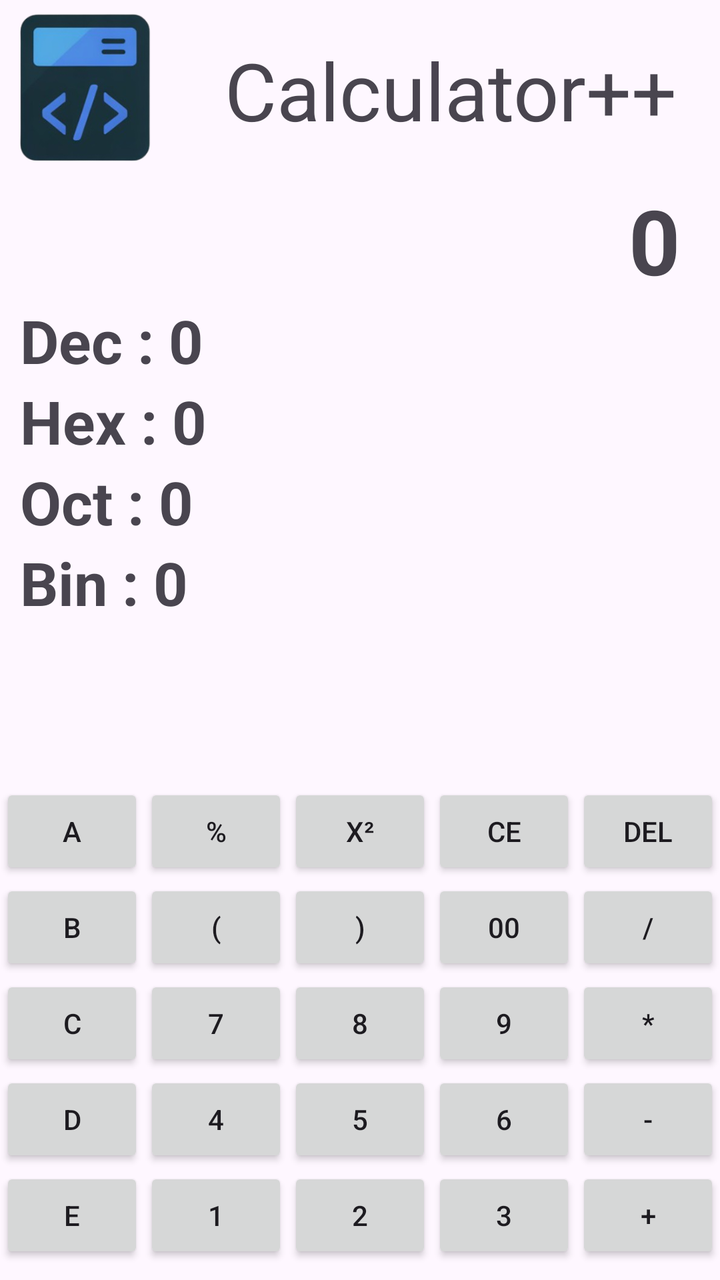
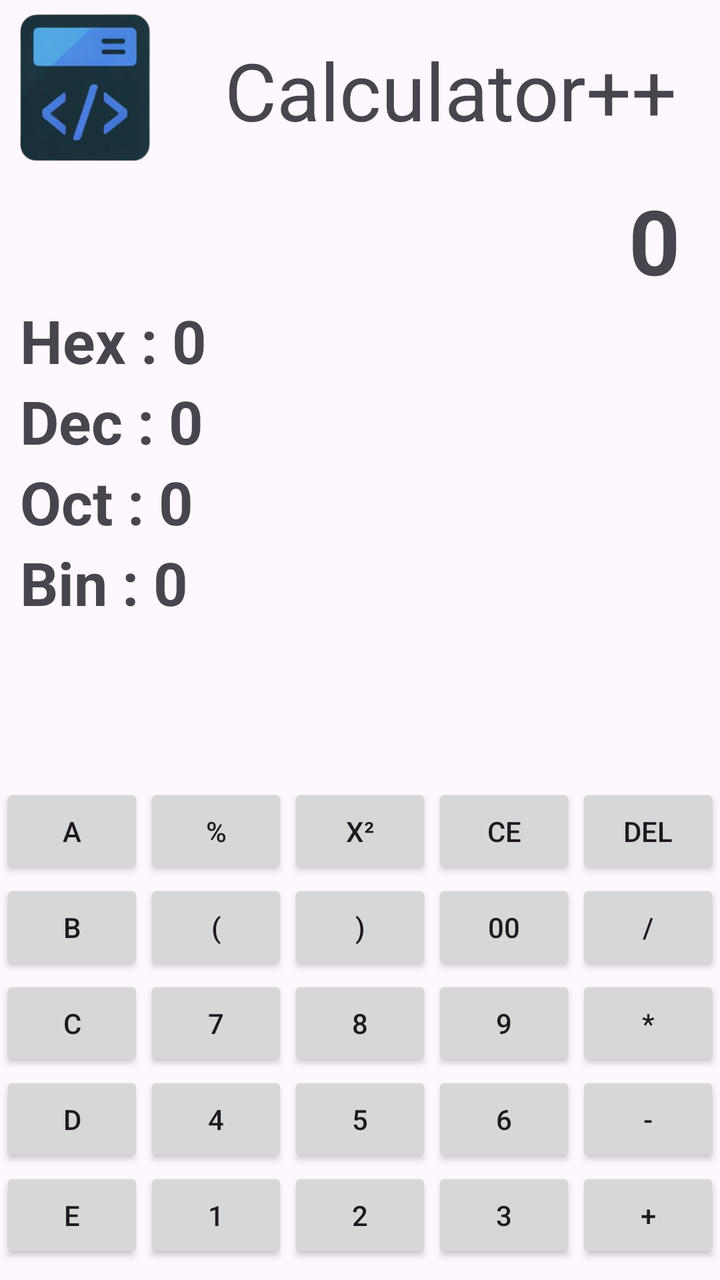

An Android layout rendered at two revisions. The XML below is the earlier revision; the diff shows what the commit changed to produce the second picture.
<!-- AndroidManifest.xml: application theme Theme.JavaLearningApp -->
<!-- res/layout/activity_calculator.xml -->
<?xml version="1.0" encoding="utf-8"?>
<LinearLayout xmlns:android="http://schemas.android.com/apk/res/android"
    xmlns:app="http://schemas.android.com/apk/res-auto"
    xmlns:tools="http://schemas.android.com/tools"
    android:id="@+id/main"
    android:layout_width="match_parent"
    android:layout_height="match_parent"
    android:orientation="vertical"
    tools:context=".CalculatorActivity">

    <LinearLayout
        android:layout_width="match_parent"
        android:layout_height="wrap_content"
        android:gravity="center"
        android:orientation="horizontal">

        <ImageView
            android:layout_width="90dp"
            android:layout_height="90dp"
            android:layout_weight="0"
            android:src="@drawable/logo" />

        <TextView
            android:layout_width="wrap_content"
            android:layout_height="wrap_content"
            android:layout_weight="1"
            android:textSize="40dp"
            android:gravity="center"
            android:text="Calculator++" />

    </LinearLayout>
    
    <TextView
        android:layout_width="match_parent"
        android:layout_height="wrap_content"
        android:gravity="end"
        android:textStyle="bold"
        android:textSize="45dp"
        android:layout_marginEnd="20dp"
        android:text="0"/>
    
    <LinearLayout
        android:layout_width="match_parent"
        android:layout_height="wrap_content"
        android:orientation="vertical"
        android:layout_marginLeft="10dp"
        >

        <TextView
            android:layout_width="wrap_content"
            android:layout_height="wrap_content"
            android:textStyle="bold"
            android:id="@+id/decText"
            android:textSize="30dp"
            android:text="Dec : 0"/>
        <TextView
            android:layout_width="wrap_content"
            android:id="@+id/hexText"
            android:layout_height="wrap_content"
            android:textStyle="bold"
            android:textSize="30dp"
            android:text="Hex : 0"/>
        <TextView
            android:layout_width="wrap_content"
            android:layout_height="wrap_content"
            android:id="@+id/octText"
            android:textStyle="bold"
            android:textSize="30dp"
            android:text="Oct : 0"/>
        <TextView
            android:layout_width="wrap_content"
            android:layout_height="wrap_content"
            android:textStyle="bold"
            android:id="@+id/binText"
            android:textSize="30dp"
            android:text="Bin : 0"/>
        
    </LinearLayout>

    <TextView
        android:layout_width="match_parent"
        android:layout_height="wrap_content"
        android:text=""
        android:textSize="30dp"
        android:layout_margin="10dp"
        />

    <LinearLayout
        android:layout_width="match_parent"
        android:layout_height="wrap_content"
        android:layout_marginTop="20dp"
        android:orientation="horizontal">

        
        <LinearLayout
            android:layout_width="0dp"
            android:layout_height="wrap_content"
            android:orientation="vertical"
            android:layout_weight="1">

            <Button android:id="@+id/ButtonA" android:layout_width="match_parent" android:layout_height="wrap_content" android:text="A"/>
            <Button android:id="@+id/ButtonB" android:layout_width="match_parent" android:layout_height="wrap_content" android:text="B"/>
            <Button android:id="@+id/ButtonC" android:layout_width="match_parent" android:layout_height="wrap_content" android:text="C"/>
            <Button android:id="@+id/ButtonD" android:layout_width="match_parent" android:layout_height="wrap_content" android:text="D"/>
            <Button android:id="@+id/ButtonE" android:layout_width="match_parent" android:layout_height="wrap_content" android:text="E"/>
            <Button android:id="@+id/ButtonF" android:layout_width="match_parent" android:layout_height="wrap_content" android:text="F"/>
        </LinearLayout>

        
        <LinearLayout
            android:layout_width="0dp"
            android:layout_height="wrap_content"
            android:orientation="vertical"
            android:layout_weight="1">

            <Button android:id="@+id/ButtonModulo" android:layout_width="match_parent" android:layout_height="wrap_content" android:text="%"/>
            <Button android:id="@+id/ButtonPLeft" android:layout_width="match_parent" android:layout_height="wrap_content" android:text="("/>
            <Button android:id="@+id/Button7" android:layout_width="match_parent" android:layout_height="wrap_content" android:text="7"/>
            <Button android:id="@+id/Button4" android:layout_width="match_parent" android:layout_height="wrap_content" android:text="4"/>
            <Button android:id="@+id/Button1" android:layout_width="match_parent" android:layout_height="wrap_content" android:text="1"/>
            <Button android:id="@+id/ButtonPlusMinus" android:layout_width="match_parent" android:layout_height="wrap_content" android:text="+/-"/>
        </LinearLayout>

        
        <LinearLayout
            android:layout_width="0dp"
            android:layout_height="wrap_content"
            android:orientation="vertical"
            android:layout_weight="1">

            <Button android:id="@+id/ButtonSquare" android:layout_width="match_parent" android:layout_height="wrap_content" android:text="x²"/>
            <Button android:id="@+id/ButtonPright" android:layout_width="match_parent" android:layout_height="wrap_content" android:text=")"/>
            <Button android:id="@+id/Button8" android:layout_width="match_parent" android:layout_height="wrap_content" android:text="8"/>
            <Button android:id="@+id/Button5" android:layout_width="match_parent" android:layout_height="wrap_content" android:text="5"/>
            <Button android:id="@+id/Button2" android:layout_width="match_parent" android:layout_height="wrap_content" android:text="2"/>
            <Button android:id="@+id/Button0" android:layout_width="match_parent" android:layout_height="wrap_content" android:text="0"/>
        </LinearLayout>

        
        <LinearLayout
            android:layout_width="0dp"
            android:layout_height="wrap_content"
            android:orientation="vertical"
            android:layout_weight="1">

            <Button android:id="@+id/ButtonReset" android:layout_width="match_parent" android:layout_height="wrap_content" android:text="CE"/>
            <Button android:id="@+id/Button00" android:layout_width="match_parent" android:layout_height="wrap_content" android:text="00"/>
            <Button android:id="@+id/Button9" android:layout_width="match_parent" android:layout_height="wrap_content" android:text="9"/>
            <Button android:id="@+id/Button6" android:layout_width="match_parent" android:layout_height="wrap_content" android:text="6"/>
            <Button android:id="@+id/Button3" android:layout_width="match_parent" android:layout_height="wrap_content" android:text="3"/>
            <Button android:id="@+id/ButtonVirg" android:layout_width="match_parent" android:layout_height="wrap_content" android:text=","/>
        </LinearLayout>

        
        <LinearLayout
            android:layout_width="0dp"
            android:layout_height="wrap_content"
            android:orientation="vertical"
            android:layout_weight="1">

            <Button android:id="@+id/ButtonDel" android:layout_width="match_parent" android:layout_height="wrap_content" android:text="Del"/>
            <Button android:id="@+id/ButtonDiv" android:layout_width="match_parent" android:layout_height="wrap_content" android:text="/"/>
            <Button android:id="@+id/ButtonMul" android:layout_width="match_parent" android:layout_height="wrap_content" android:text="*"/>
            <Button android:id="@+id/ButtonMinus" android:layout_width="match_parent" android:layout_height="wrap_content" android:text="-"/>
            <Button android:id="@+id/ButtonPlus" android:layout_width="match_parent" android:layout_height="wrap_content" android:text="+"/>
            <Button android:id="@+id/ButtonEqual" android:layout_width="match_parent" android:layout_height="wrap_content" android:text="="/>
        </LinearLayout>

    </LinearLayout>


</LinearLayout>
<!-- resources referenced by this layout -->
<resources>
  <!-- drawable logo: png bitmap (drawable, 67366 bytes) -->
  <style name="Theme.JavaLearningApp" parent="Base.Theme.JavaLearningApp" />
  <style name="Base.Theme.JavaLearningApp" parent="Theme.Material3.DayNight.NoActionBar">
          
          
      </style>
</resources>

<!-- the commit's change to res/layout/activity_calculator.xml (unified diff, before → after) -->
@@ -45,7 +45,13 @@
         android:orientation="vertical"
         android:layout_marginLeft="10dp"
         >
-
+        <TextView
+            android:layout_width="wrap_content"
+            android:id="@+id/hexText"
+            android:layout_height="wrap_content"
+            android:textStyle="bold"
+            android:textSize="30dp"
+            android:text="Hex : 0"/>
         <TextView
             android:layout_width="wrap_content"
             android:layout_height="wrap_content"
@@ -53,13 +59,7 @@
             android:id="@+id/decText"
             android:textSize="30dp"
             android:text="Dec : 0"/>
-        <TextView
-            android:layout_width="wrap_content"
-            android:id="@+id/hexText"
-            android:layout_height="wrap_content"
-            android:textStyle="bold"
-            android:textSize="30dp"
-            android:text="Hex : 0"/>
+
         <TextView
             android:layout_width="wrap_content"
             android:layout_height="wrap_content"
@@ -148,7 +148,7 @@
             <Button android:id="@+id/Button9" android:layout_width="match_parent" android:layout_height="wrap_content" android:text="9"/>
             <Button android:id="@+id/Button6" android:layout_width="match_parent" android:layout_height="wrap_content" android:text="6"/>
             <Button android:id="@+id/Button3" android:layout_width="match_parent" android:layout_height="wrap_content" android:text="3"/>
-            <Button android:id="@+id/ButtonVirg" android:layout_width="match_parent" android:layout_height="wrap_content" android:text=","/>
+            <Button android:id="@+id/ButtonVirg" android:enabled="false" android:layout_width="match_parent" android:layout_height="wrap_content" android:text=","/>
         </LinearLayout>
 
         
